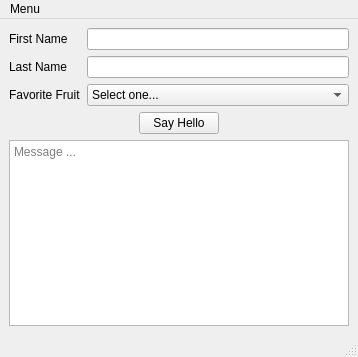
The window that src/main_window.ui (attwoodn/qt-cpp-test-app) describes before a commit, drawn with Qt 5.
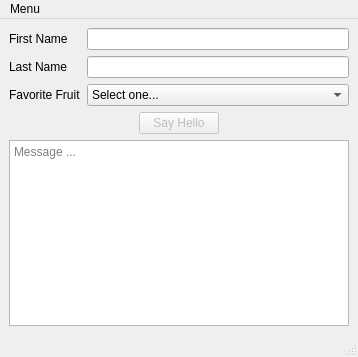
The same window after the commit.

Commit message: Implements remaining signals and slots to handle UI events. Implements state transition for the Say Hello button. Implements message output upon pressing the Say Hello button

The edit to the form file:
```diff
--- a/src/main_window.ui
+++ b/src/main_window.ui
@@ -97,6 +97,9 @@
         </item>
         <item>
          <widget class="QPushButton" name="button_say_hello">
+          <property name="enabled">
+           <bool>false</bool>
+          </property>
           <property name="text">
            <string>Say Hello</string>
           </property>
```
Left out of the diff: 2 changed lines with no effect on the pictures. The commit also changes 2 other files.
